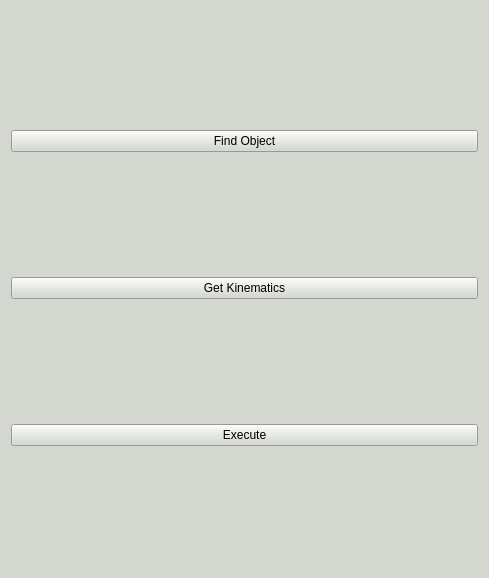
The window that fetch_robot_sim/scripts/gui/ui/auto.ui (GeorgeSheslow/Sensors_and_Control_Fetch_Robot) describes before a commit, drawn with Qt 5.
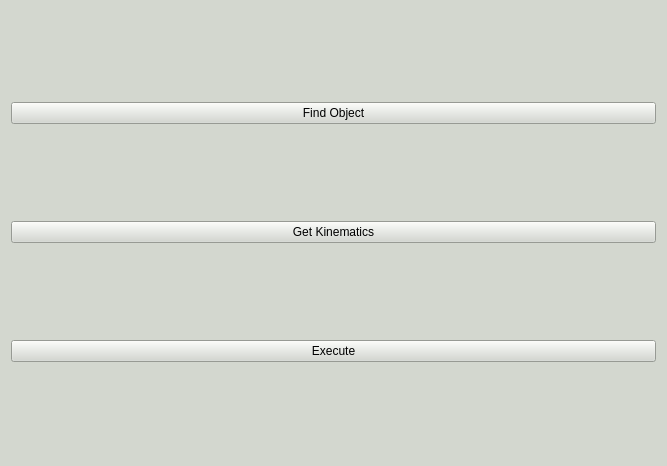
The same window after the commit.

```diff
--- a/fetch_robot_sim/scripts/gui/ui/auto.ui
+++ b/fetch_robot_sim/scripts/gui/ui/auto.ui
@@ -6,8 +6,8 @@
    <rect>
     <x>0</x>
     <y>0</y>
-    <width>489</width>
-    <height>578</height>
+    <width>667</width>
+    <height>466</height>
    </rect>
   </property>
   <property name="windowTitle">
```
